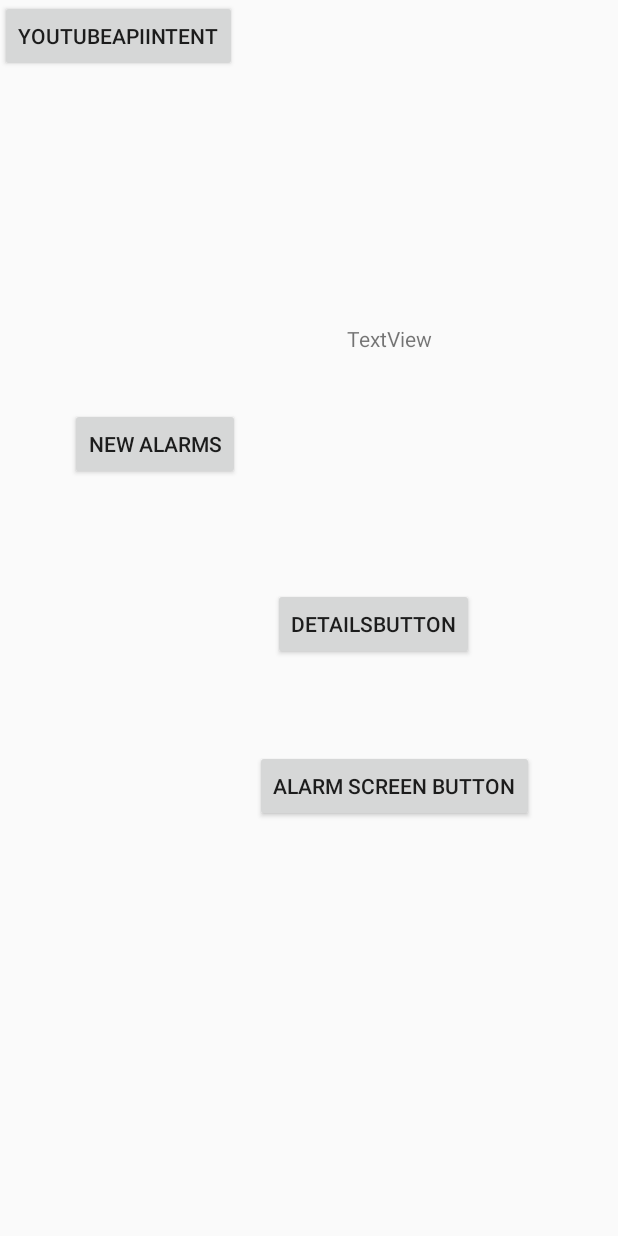
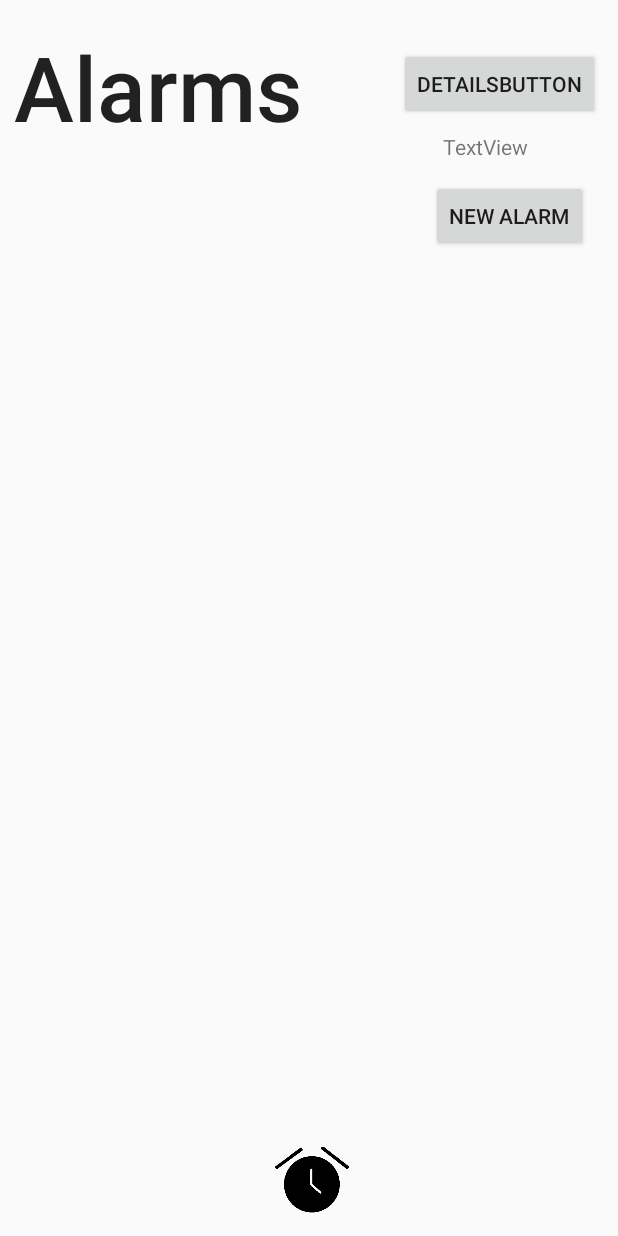
Before and after one commit to hamishdev/AlarmRadio, an Android app: the screen it shows after launch (MainActivity), on a phone screen of 412 x 824 dp. Run offline under Robolectric (Android 15) with nearby library versions, the phone set to English and light mode, and no system bars; our stand-ins replace Volley; network calls fail.

Commit message:
7/03/2022
adding alarm adds an alarm object to the application and to the homescreen

```diff
--- a/app/src/main/AndroidManifest.xml
+++ b/app/src/main/AndroidManifest.xml
@@ -31,7 +31,6 @@
         </activity>
         <activity android:name=".alarms.twitchActivity"></activity>
         <activity android:name = ".screens.SetAlarmScreenActivity"> </activity>
-        <activity android:name=".screens.AlarmHomeScreenActivity"></activity>
         <receiver android:name=".screens.MainActivity$broadcastReceiverAlarmNotificationBuild" android:exported = "true">
 
         </receiver>
--- a/app/src/main/java/com/example/goodmorninggamers/TimePickerFragment.java
+++ b/app/src/main/java/com/example/goodmorninggamers/TimePickerFragment.java
@@ -36,6 +36,7 @@ public class TimePickerFragment extends DialogFragment implements TimePickerDial
     }
 
     public void onTimeSet(TimePicker view, int hourOfDay, int minute) {
+
         dataPass(hourOfDay+" "+minute);
         // Do something with the time chosen by the user
         //LAST THING TO DO!!!!!
--- a/app/src/main/res/layout/alarmhomescreen_activty.xml
+++ b/app/src/main/res/layout/alarmhomescreen_activty.xml
@@ -7,45 +7,65 @@
     tools:visibility="visible">
 
 
-    <LinearLayout
-        android:id="@+id/linearLayoutBot"
-        android:layout_width="420dp"
-        android:layout_height="67dp"
-        android:layout_marginStart="1dp"
-        android:background="@drawable/border"
-        android:fadingEdge="horizontal"
-        android:orientation="vertical"
-        app:layout_constraintBottom_toBottomOf="parent"
-        app:layout_constraintStart_toStartOf="parent">
-
-        <ImageView
-            android:id="@+id/imageView2"
-            android:layout_width="match_parent"
-            android:layout_height="67dp"
-            android:contentDescription="@string/alarmIconContentDescription"
-            app:srcCompat="@drawable/alarm_square_icon_transparent" />
-    </LinearLayout>
-
-    <LinearLayout
+    <androidx.constraintlayout.widget.ConstraintLayout
         android:id="@+id/linearLayoutTop"
         android:layout_width="412dp"
         android:layout_height="188dp"
-        android:layout_marginTop="1dp"
-        android:orientation="vertical"
-        app:layout_constraintEnd_toEndOf="parent"
+        android:layout_marginStart="4dp"
+        android:layout_marginTop="16dp"
         app:layout_constraintStart_toStartOf="parent"
         app:layout_constraintTop_toTopOf="parent">
+
+        <Button
+            android:id="@+id/alarmScreenButton"
+            android:layout_width="wrap_content"
+            android:layout_height="wrap_content"
+            android:layout_marginTop="104dp"
+            android:layout_marginEnd="24dp"
+            android:text="New Alarm"
+            app:layout_constraintEnd_toEndOf="parent"
+            app:layout_constraintTop_toTopOf="parent"
+            tools:layout_conversion_absoluteHeight="48dp"
+            tools:layout_conversion_absoluteWidth="186dp" />
+
+        <Button
+            android:id="@+id/detailsButton"
+            android:layout_width="wrap_content"
+            android:layout_height="wrap_content"
+            android:layout_marginTop="16dp"
+            android:layout_marginEnd="16dp"
+            android:text="DetailsButton"
+            app:layout_constraintEnd_toEndOf="parent"
+            app:layout_constraintTop_toTopOf="parent"
+            tools:layout_conversion_absoluteHeight="48dp"
+            tools:layout_conversion_absoluteWidth="133dp" />
 
         <TextView
             android:id="@+id/AlarmHomeScreenTitle"
             android:layout_width="324dp"
             android:layout_height="153dp"
+            android:layout_marginStart="5dp"
+            android:layout_marginTop="1dp"
             android:text="@string/AlarmHomeScreenTitle"
             android:textAppearance="@style/TextAppearance.AppCompat.Body2"
             android:textSize="60sp"
             android:visibility="visible"
+            app:layout_constraintStart_toStartOf="parent"
+            app:layout_constraintTop_toTopOf="parent"
             tools:text="@string/AlarmHomeScreenTitle" />
-    </LinearLayout>
+
+        <TextView
+            android:id="@+id/alarmTime"
+            android:layout_width="wrap_content"
+            android:layout_height="wrap_content"
+            android:layout_marginTop="72dp"
+            android:layout_marginEnd="64dp"
+            android:text="TextView"
+            app:layout_constraintEnd_toEndOf="parent"
+            app:layout_constraintTop_toTopOf="parent"
+            tools:layout_conversion_absoluteHeight="19dp"
+            tools:layout_conversion_absoluteWidth="58dp" />
+    </androidx.constraintlayout.widget.ConstraintLayout>
 
     <ListView
         android:id="@+id/AlarmListView"
@@ -53,10 +73,26 @@
         android:layout_height="546dp"
         android:layout_marginStart="1dp"
         android:layout_marginTop="1dp"
+        app:layout_constraintStart_toStartOf="parent"
+        app:layout_constraintTop_toBottomOf="@+id/linearLayoutTop">
+
+    </ListView>
+
+    <LinearLayout
+        android:layout_width="match_parent"
+        android:layout_height="67dp"
+        android:layout_marginStart="1dp"
         android:layout_marginBottom="1dp"
-        app:layout_constraintBottom_toTopOf="@+id/linearLayoutBot"
-        app:layout_constraintStart_toStartOf="parent"
-        app:layout_constraintTop_toBottomOf="@+id/linearLayoutTop" />
+        android:orientation="vertical"
+        app:layout_constraintBottom_toBottomOf="parent"
+        app:layout_constraintStart_toStartOf="parent">
+
+        <ImageView
+            android:id="@+id/imageView"
+            android:layout_width="match_parent"
+            android:layout_height="wrap_content"
+            app:srcCompat="@drawable/alarm_square_icon_transparent" />
+    </LinearLayout>
 
 
 </androidx.constraintlayout.widget.ConstraintLayout>
--- a/app/src/main/res/layout/main_activity.xml
+++ /dev/null
@@ -1,70 +0,0 @@
-<?xml version="1.0" encoding="utf-8"?>
-<androidx.constraintlayout.widget.ConstraintLayout xmlns:android="http://schemas.android.com/apk/res/android"
-    xmlns:app="http://schemas.android.com/apk/res-auto"
-    xmlns:tools="http://schemas.android.com/tools"
-    android:id="@+id/container"
-    android:layout_width="match_parent"
-    android:layout_height="match_parent"
-    tools:context=".screens.MainActivity">
-
-
-    <Button
-        android:id="@+id/AlarmScreenButton"
-        android:layout_width="wrap_content"
-        android:layout_height="wrap_content"
-        android:layout_marginTop="500dp"
-        android:layout_marginEnd="56dp"
-        android:text="Alarm Screen Button"
-        app:layout_constraintEnd_toEndOf="parent"
-        app:layout_constraintTop_toTopOf="parent"
-        tools:layout_conversion_absoluteHeight="48dp"
-        tools:layout_conversion_absoluteWidth="186dp" />
-
-    <TextView
-        android:id="@+id/alarmTime"
-        android:layout_width="wrap_content"
-        android:layout_height="wrap_content"
-        android:layout_marginTop="216dp"
-        android:layout_marginEnd="124dp"
-        android:text="TextView"
-        app:layout_constraintEnd_toEndOf="parent"
-        app:layout_constraintTop_toTopOf="parent"
-        tools:layout_conversion_absoluteHeight="19dp"
-        tools:layout_conversion_absoluteWidth="58dp" />
-
-    <Button
-        android:id="@+id/detailsButton"
-        android:layout_width="wrap_content"
-        android:layout_height="wrap_content"
-        android:layout_marginTop="392dp"
-        android:layout_marginEnd="96dp"
-        android:text="DetailsButton"
-        app:layout_constraintEnd_toEndOf="parent"
-        app:layout_constraintTop_toTopOf="parent"
-        tools:layout_conversion_absoluteHeight="48dp"
-        tools:layout_conversion_absoluteWidth="133dp" />
-
-    <Button
-        android:id="@+id/TestYoutubeAPIIntentBUtton"
-        android:layout_width="wrap_content"
-        android:layout_height="wrap_content"
-        android:text="youtubeAPIIntent"
-        app:layout_constraintStart_toStartOf="parent"
-        app:layout_constraintTop_toTopOf="parent"
-        tools:layout_conversion_absoluteHeight="48dp"
-        tools:layout_conversion_absoluteWidth="157dp" />
-
-    <Button
-        android:id="@+id/new_alarms"
-        android:layout_width="wrap_content"
-        android:layout_height="wrap_content"
-        android:layout_marginTop="272dp"
-        android:layout_marginEnd="252dp"
-        android:text="new alarms"
-        app:layout_constraintEnd_toEndOf="parent"
-        app:layout_constraintTop_toTopOf="parent"
-        tools:layout_conversion_absoluteHeight="58dp"
-        tools:layout_conversion_absoluteWidth="88dp" />
-
-
-</androidx.constraintlayout.widget.ConstraintLayout>
```
Also changed, not shown: app/src/main/java/com/example/goodmorninggamers/screens/AlarmHomeScreenActivity.java (deleted, +0 -30 lines), app/src/main/java/com/example/goodmorninggamers/screens/MainActivity.java (+105 -35 lines).
